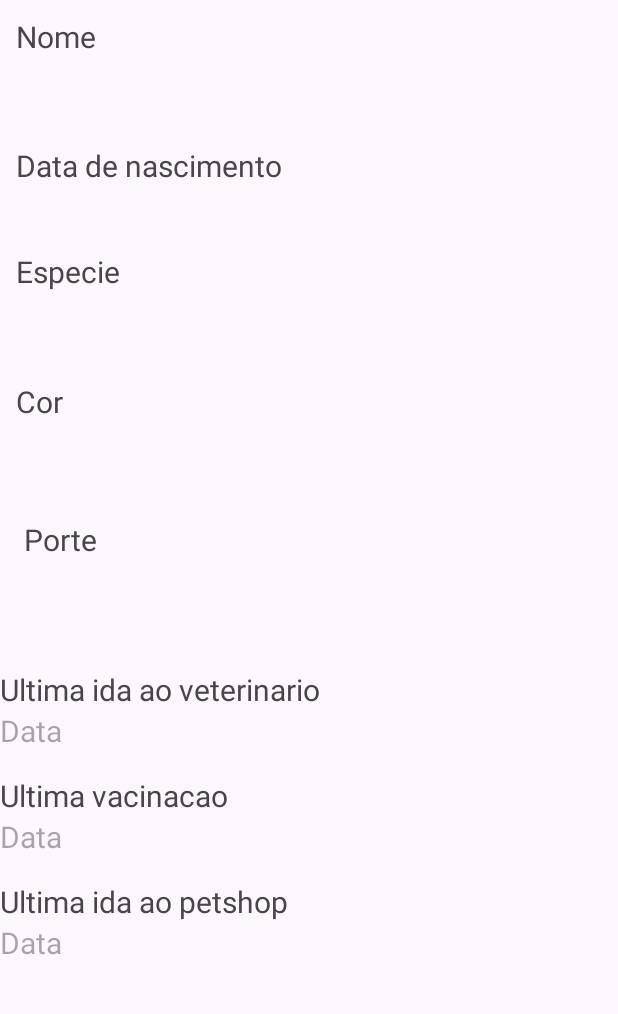
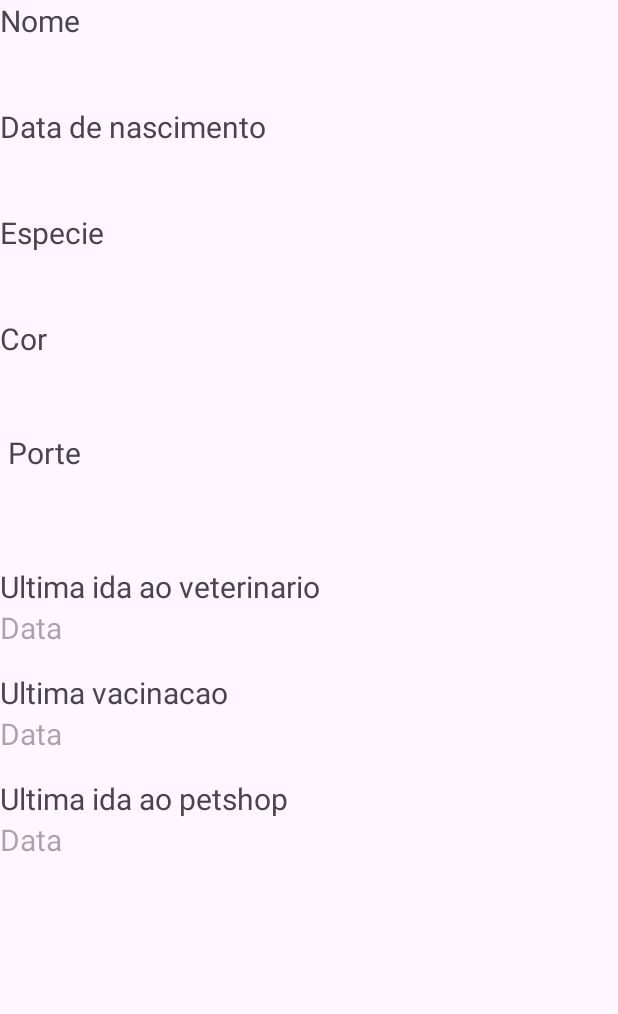
Before and after one commit to gabrieleksilva/PetLife, an Android app: the screen it shows after launch (MainActivity), on a phone screen of 412 x 824 dp, the part 96-1110 px from its top. Run offline under Robolectric (Android 15) with nearby library versions, the phone set to English and light mode, and no system bars.

Commit message:
ajuste no layout na tela principal e tela de cadastro dos dados do pet

```diff
--- a/app/src/main/res/layout/activity_dados_pet.xml
+++ b/app/src/main/res/layout/activity_dados_pet.xml
@@ -101,16 +101,33 @@
             app:layout_constraintRight_toRightOf="parent"
             app:layout_constraintTop_toBottomOf="@id/corEt" />
 
-        <Spinner
-            android:id="@+id/porteSp"
+        <RadioGroup
+            android:id="@+id/tamanhoRg"
             android:layout_width="match_parent"
             android:layout_height="wrap_content"
-            android:entries="@array/porte"
+            android:orientation="vertical"
+            android:gravity="left"
             android:padding="5dp"
             android:layout_margin="5dp"
             app:layout_constraintLeft_toLeftOf="parent"
             app:layout_constraintRight_toRightOf="parent"
-            app:layout_constraintTop_toBottomOf="@id/porteTv" />
+            app:layout_constraintTop_toBottomOf="@id/especieTv">
+            <RadioButton
+                android:id="@+id/pequenoRb"
+                android:layout_width="wrap_content"
+                android:layout_height="wrap_content"
+                android:text="Pequeno" />
+            <RadioButton
+                android:id="@+id/medioRb"
+                android:layout_width="wrap_content"
+                android:layout_height="wrap_content"
+                android:text="Medio" />
+            <RadioButton
+                android:id="@+id/grandeRb"
+                android:layout_width="wrap_content"
+                android:layout_height="wrap_content"
+                android:text="Grande" />
+        </RadioGroup>
 
     </LinearLayout>
 
--- a/app/src/main/res/layout/activity_main.xml
+++ b/app/src/main/res/layout/activity_main.xml
@@ -1,20 +1,25 @@
 <?xml version="1.0" encoding="utf-8"?>
-<androidx.constraintlayout.widget.ConstraintLayout xmlns:android="http://schemas.android.com/apk/res/android"
+
+<ScrollView xmlns:android="http://schemas.android.com/apk/res/android"
     xmlns:app="http://schemas.android.com/apk/res-auto"
     xmlns:tools="http://schemas.android.com/tools"
     android:id="@+id/main"
     android:layout_width="match_parent"
     android:layout_height="match_parent"
     tools:context=".MainActivity">
+
+    <androidx.constraintlayout.widget.ConstraintLayout
+        android:layout_width="match_parent"
+        android:layout_height="match_parent">
+
         <include
             android:id="@+id/toolbarIn"
+            layout="@layout/toolbar"
             android:layout_width="match_parent"
             android:layout_height="wrap_content"
-        layout="@layout/toolbar"
+            app:layout_constraintEnd_toEndOf="parent"
             app:layout_constraintStart_toStartOf="parent"
-        app:layout_constraintEnd_toEndOf="parent"
             app:layout_constraintTop_toTopOf="parent" />
-
 
         <TextView
             android:id="@+id/tituloNomeTv"
@@ -22,29 +27,28 @@
             android:layout_height="wrap_content"
             android:text="Nome"
             android:textSize="20sp"
-        android:padding="5dp"
-        android:layout_margin="5dp"
             app:layout_constraintLeft_toLeftOf="parent"
             app:layout_constraintRight_toRightOf="parent"
             app:layout_constraintTop_toBottomOf="@id/toolbarIn" />
+
         <TextView
             android:id="@+id/nomeTv"
             android:layout_width="match_parent"
             android:layout_height="wrap_content"
+            android:layout_margin="5dp"
+            android:padding="5dp"
+            android:inputType="text"
             android:textSize="20sp"
-        android:layout_margin="15dp"
-        android:inputType="text"
-        app:layout_constraintTop_toBottomOf="@+id/tituloNomeTv"
             app:layout_constraintLeft_toLeftOf="parent"
-        app:layout_constraintRight_toRightOf="parent"/>
+            app:layout_constraintRight_toRightOf="parent"
+            app:layout_constraintTop_toBottomOf="@+id/tituloNomeTv" />
+
         <TextView
             android:id="@+id/tituloDataNascTv"
             android:layout_width="match_parent"
             android:layout_height="wrap_content"
             android:text="Data de nascimento"
             android:textSize="20sp"
-        android:padding="5dp"
-        android:layout_margin="5dp"
             app:layout_constraintLeft_toLeftOf="parent"
             app:layout_constraintRight_toRightOf="parent"
             app:layout_constraintTop_toBottomOf="@id/nomeTv" />
@@ -53,11 +57,13 @@
             android:id="@+id/dataTv"
             android:layout_width="match_parent"
             android:layout_height="wrap_content"
+            android:layout_margin="5dp"
+            android:padding="5dp"
             android:inputType="date"
             android:textSize="20sp"
-        app:layout_constraintTop_toBottomOf="@id/tituloDataNascTv"
             app:layout_constraintLeft_toLeftOf="parent"
-        app:layout_constraintRight_toRightOf="parent" />
+            app:layout_constraintRight_toRightOf="parent"
+            app:layout_constraintTop_toBottomOf="@id/tituloDataNascTv" />
 
         <TextView
             android:id="@+id/tituloEspecieTv"
@@ -65,26 +71,25 @@
             android:layout_height="wrap_content"
             android:text="Especie"
             android:textSize="20sp"
-        android:padding="5dp"
-        android:layout_margin="5dp"
-        app:layout_constraintTop_toBottomOf="@id/dataTv"
             app:layout_constraintLeft_toLeftOf="parent"
-        app:layout_constraintRight_toRightOf="parent"/>
+            app:layout_constraintRight_toRightOf="parent"
+            app:layout_constraintTop_toBottomOf="@id/dataTv" />
 
         <TextView
             android:id="@+id/especieTv"
             android:layout_width="match_parent"
             android:layout_height="wrap_content"
+            android:layout_margin="5dp"
+            android:gravity="left"
             android:orientation="vertical"
-        android:gravity="left"
+            android:padding="5dp"
             android:textSize="20sp"
-        android:padding="5dp"
-        android:layout_margin="5dp"
             app:layout_constraintLeft_toLeftOf="parent"
             app:layout_constraintRight_toRightOf="parent"
             app:layout_constraintTop_toBottomOf="@id/tituloEspecieTv">
 
         </TextView>
+
         <LinearLayout
             android:id="@+id/porteLl"
             android:layout_width="match_parent"
@@ -97,37 +102,33 @@
             app:layout_constraintTop_toBottomOf="@id/corTv">
 
             <TextView
-            android:id="@+id/porteTv"
+                android:id="@+id/tituloPorteTv"
                 android:layout_width="match_parent"
                 android:layout_height="wrap_content"
                 android:text="Porte"
                 android:textSize="20sp"
-            android:padding="5dp"
-            android:layout_margin="5dp"
                 app:layout_constraintLeft_toLeftOf="parent"
                 app:layout_constraintRight_toRightOf="parent"
                 app:layout_constraintTop_toBottomOf="@id/corTv" />
 
             <TextView
-            android:id="@+id/porteSp"
+                android:id="@+id/porteTv"
                 android:layout_width="match_parent"
                 android:layout_height="wrap_content"
-            android:entries="@array/porte"
+                android:layout_margin="5dp"
                 android:padding="5dp"
-            android:layout_margin="5dp"
                 app:layout_constraintLeft_toLeftOf="parent"
                 app:layout_constraintRight_toRightOf="parent"
-            app:layout_constraintTop_toBottomOf="@id/porteTv" />
+                app:layout_constraintTop_toBottomOf="@id/tituloPorteTv" />
 
         </LinearLayout>
+
         <TextView
             android:id="@+id/tituloCorTv"
             android:layout_width="match_parent"
             android:layout_height="wrap_content"
             android:text="Cor"
             android:textSize="20sp"
-        android:padding="5dp"
-        android:layout_margin="5dp"
             app:layout_constraintLeft_toLeftOf="parent"
             app:layout_constraintRight_toRightOf="parent"
             app:layout_constraintTop_toBottomOf="@id/especieTv" />
@@ -136,13 +137,13 @@
             android:id="@+id/corTv"
             android:layout_width="match_parent"
             android:layout_height="wrap_content"
-        android:textSize="20sp"
-        android:padding="5dp"
             android:layout_margin="5dp"
             android:inputType="text"
-        app:layout_constraintTop_toBottomOf="@+id/tituloCorTv"
+            android:padding="5dp"
+            android:textSize="20sp"
             app:layout_constraintLeft_toLeftOf="parent"
-        app:layout_constraintRight_toRightOf="parent"/>
+            app:layout_constraintRight_toRightOf="parent"
+            app:layout_constraintTop_toBottomOf="@+id/tituloCorTv" />
 
 
         <TextView
@@ -152,18 +153,19 @@
             android:layout_marginTop="16dp"
             android:text="Ultima ida ao veterinario"
             android:textSize="20sp"
-        app:layout_constraintTop_toBottomOf="@id/porteLl"
-        app:layout_constraintStart_toStartOf="parent" />
+            app:layout_constraintStart_toStartOf="parent"
+            app:layout_constraintTop_toBottomOf="@id/porteLl" />
+
         <TextView
             android:id="@+id/dataVetTv"
             android:layout_width="match_parent"
             android:layout_height="wrap_content"
             android:hint="Data"
+            android:inputType="date"
             android:textSize="20sp"
-        android:inputType="date"
-        app:layout_constraintTop_toBottomOf="@id/tituloVetTv"
             app:layout_constraintLeft_toLeftOf="parent"
-        app:layout_constraintRight_toRightOf="parent" />
+            app:layout_constraintRight_toRightOf="parent"
+            app:layout_constraintTop_toBottomOf="@id/tituloVetTv" />
 
         <TextView
             android:id="@+id/tituloVacinaTv"
@@ -172,18 +174,19 @@
             android:layout_marginTop="16dp"
             android:text="Ultima vacinacao"
             android:textSize="20sp"
-        app:layout_constraintTop_toBottomOf="@id/dataVetTv"
-        app:layout_constraintStart_toStartOf="parent" />
+            app:layout_constraintStart_toStartOf="parent"
+            app:layout_constraintTop_toBottomOf="@id/dataVetTv" />
+
         <TextView
             android:id="@+id/dataVacinaTv"
             android:layout_width="match_parent"
             android:layout_height="wrap_content"
             android:hint="Data"
+            android:inputType="date"
             android:textSize="20sp"
-        android:inputType="date"
-        app:layout_constraintTop_toBottomOf="@id/tituloVacinaTv"
             app:layout_constraintLeft_toLeftOf="parent"
-        app:layout_constraintRight_toRightOf="parent" />
+            app:layout_constraintRight_toRightOf="parent"
+            app:layout_constraintTop_toBottomOf="@id/tituloVacinaTv" />
 
         <TextView
             android:id="@+id/tituloPetShopTv"
@@ -192,8 +195,8 @@
             android:layout_marginTop="16dp"
             android:text="Ultima ida ao petshop"
             android:textSize="20sp"
-        app:layout_constraintTop_toBottomOf="@id/dataVacinaTv"
-        app:layout_constraintStart_toStartOf="parent" />
+            app:layout_constraintStart_toStartOf="parent"
+            app:layout_constraintTop_toBottomOf="@id/dataVacinaTv" />
 
 
         <TextView
@@ -201,10 +204,11 @@
             android:layout_width="match_parent"
             android:layout_height="wrap_content"
             android:hint="Data"
+            android:inputType="date"
             android:textSize="20sp"
-        android:inputType="date"
-        app:layout_constraintTop_toBottomOf="@id/tituloPetShopTv"
             app:layout_constraintLeft_toLeftOf="parent"
-        app:layout_constraintRight_toRightOf="parent" />
+            app:layout_constraintRight_toRightOf="parent"
+            app:layout_constraintTop_toBottomOf="@id/tituloPetShopTv" />
 
     </androidx.constraintlayout.widget.ConstraintLayout>
+</ScrollView>
--- a/app/src/main/res/values/strings.xml
+++ b/app/src/main/res/values/strings.xml
@@ -1,8 +1,3 @@
 <resources>
     <string name="app_name">PetLife</string>
-    <string-array name="porte">
-        <item>Pequeno</item>
-        <item>Medio</item>
-        <item>Grande</item>
-    </string-array>
 </resources>
```
Lines whose indentation alone changed are shown as unchanged.
